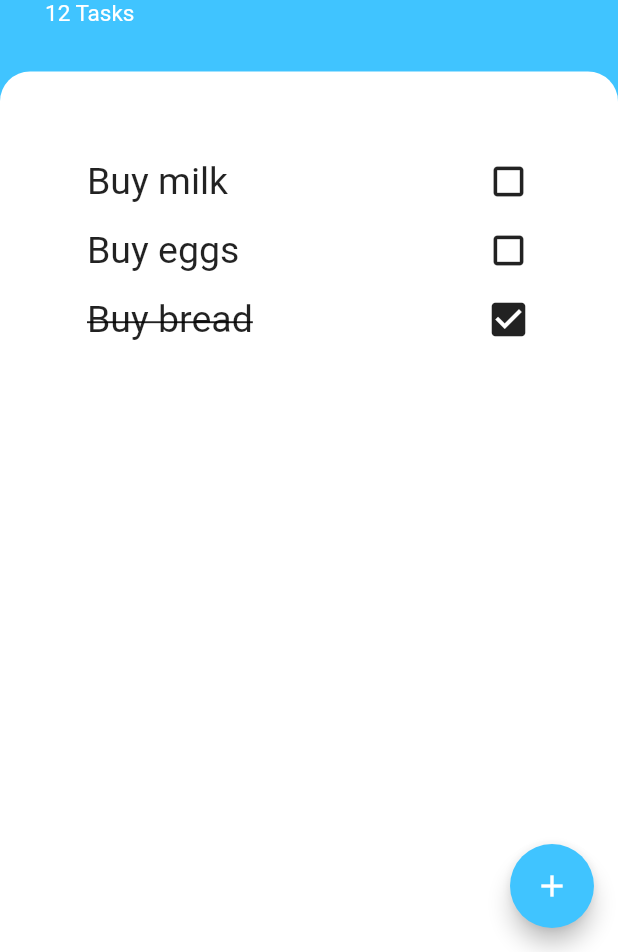
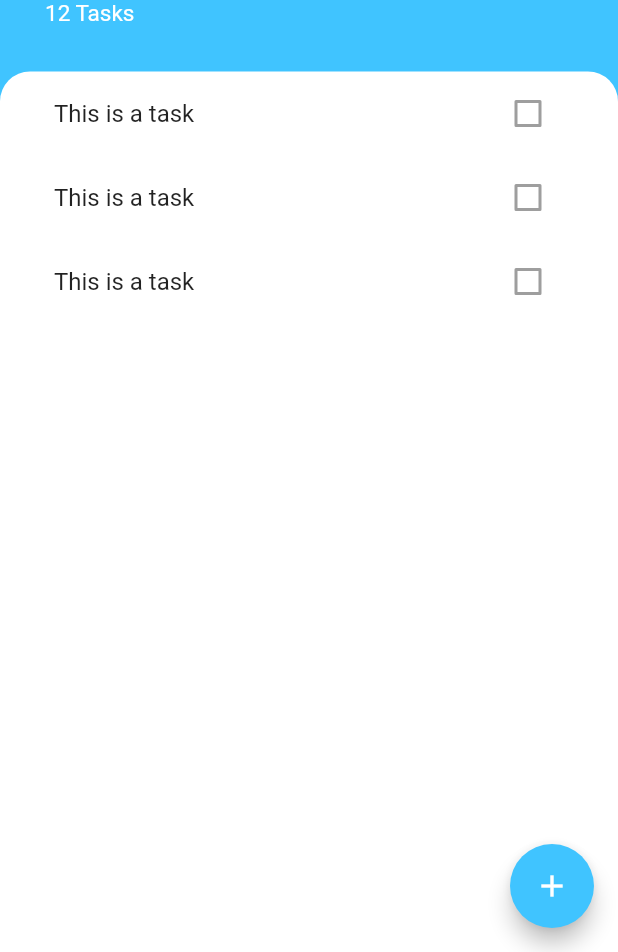
Before and after one commit to ortizen/todoey, a Flutter app: the screen it shows after launch, on a phone screen of 412 x 824 dp, the part 284-1236 px from its top. Run offline on Flutter 3.47's test engine with Material 2 defaults, Android fonts, the phone set to English and light mode, and no system bars.

Commit message:
Finished challenge

```diff
--- a/lib/screens/task_screen.dart
+++ b/lib/screens/task_screen.dart
@@ -1,4 +1,5 @@
 import 'package:flutter/material.dart';
+import 'package:todoey_app/widgets/tasks_list.dart';
 
 class TaskScreen extends StatelessWidget {
   @override
@@ -51,13 +52,14 @@ class TaskScreen extends StatelessWidget {
           ),
           Expanded(
             child: Container(
+              padding: EdgeInsets.symmetric(horizontal: 20.0),
               decoration: BoxDecoration(
                   color: Colors.white,
                   borderRadius: BorderRadius.only(
                     topLeft: Radius.circular(20.0),
                     topRight: Radius.circular(20.0),
                   )),
-              child: Tasks(),
+              child: TasksList(),
             ),
           ),
         ],
@@ -65,70 +67,3 @@ class TaskScreen extends StatelessWidget {
     );
   }
 }
-
-class Tasks extends StatelessWidget {
-  List<Padding> tasks = [
-    Padding(
-      padding: const EdgeInsets.all(8.0),
-      child: Row(
-        children: <Widget>[
-          Expanded(
-              child: Text(
-            'Buy milk',
-            style: TextStyle(
-              fontSize: 25.0,
-            ),
-          )),
-          Icon(
-            Icons.crop_square,
-            size: 30.0,
-          ),
-        ],
-      ),
-    ),
-    Padding(
-      padding: const EdgeInsets.all(8.0),
-      child: Row(
-        children: <Widget>[
-          Expanded(
-              child: Text(
-            'Buy eggs',
-            style: TextStyle(
-              fontSize: 25.0,
-            ),
-          )),
-          Icon(
-            Icons.crop_square,
-            size: 30.0,
-          ),
-        ],
-      ),
-    ),
-    Padding(
-      padding: const EdgeInsets.all(8.0),
-      child: Row(
-        children: <Widget>[
-          Expanded(
-            child: Text(
-              'Buy bread',
-              style: TextStyle(
-                  decoration: TextDecoration.lineThrough, fontSize: 25.0),
-            ),
-          ),
-          Icon(
-            Icons.check_box,
-            size: 30.0,
-          ),
-        ],
-      ),
-    ),
-  ];
-
-  @override
-  Widget build(BuildContext context) {
-    return ListView(
-      padding: EdgeInsets.all(50.0),
-      children: tasks,
-    );
-  }
-}
--- /dev/null
+++ b/lib/widgets/task_tile.dart
@@ -0,0 +1,14 @@
+import 'package:flutter/material.dart';
+
+class TaskTile extends StatelessWidget {
+  @override
+  Widget build(BuildContext context) {
+    return ListTile(
+      title: Text('This is a task'),
+      trailing: Checkbox(
+        value: false,
+        onChanged: null,
+      ),
+    );
+  }
+}
--- /dev/null
+++ b/lib/widgets/tasks_list.dart
@@ -0,0 +1,15 @@
+import 'package:flutter/material.dart';
+import 'task_tile.dart';
+
+class TasksList extends StatelessWidget {
+  @override
+  Widget build(BuildContext context) {
+    return ListView(
+      children: <Widget>[
+        TaskTile(),
+        TaskTile(),
+        TaskTile(),
+      ],
+    );
+  }
+}
```
Also changed, not shown: 1 other file.
